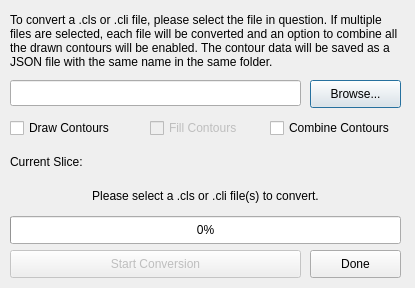
Qt form gui/dialogSliceConverter.ui (Spinarakk/defectmonitor) before a commit.
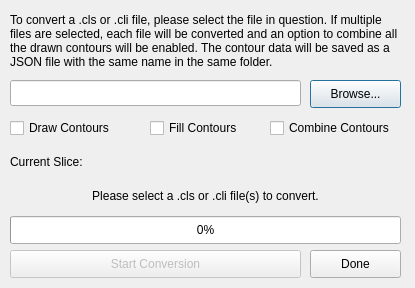
The same form after that commit. Icons and pictures are not drawn.

The edit to the form file:
```diff
--- a/gui/dialogSliceConverter.ui
+++ b/gui/dialogSliceConverter.ui
@@ -159,7 +159,7 @@
   </widget>
   <widget class="QCheckBox" name="checkFill">
    <property name="enabled">
-    <bool>false</bool>
+    <bool>true</bool>
    </property>
    <property name="geometry">
     <rect>
```
